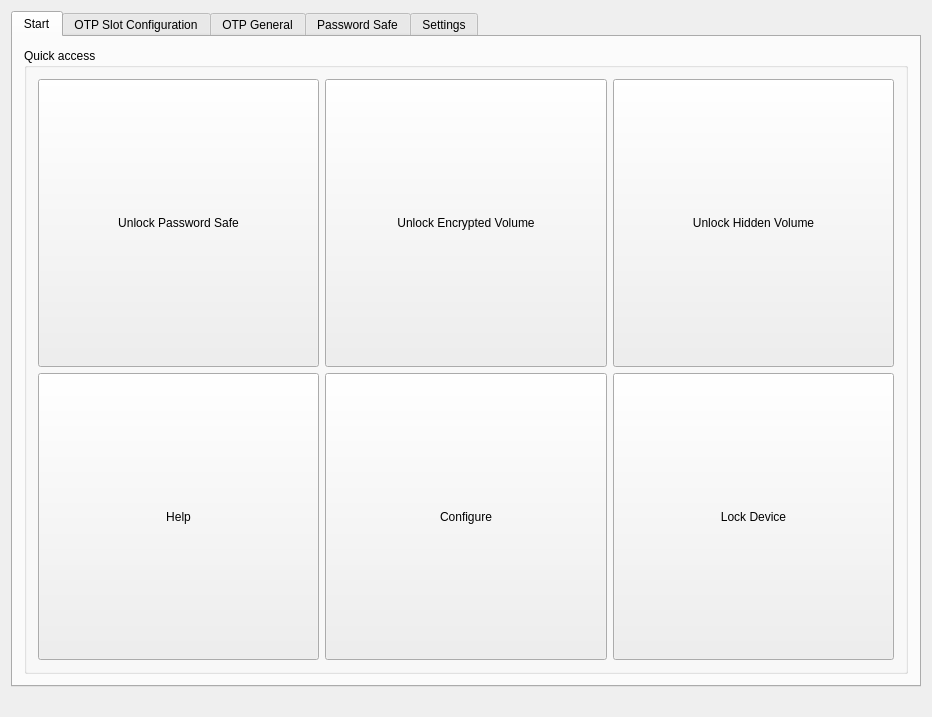
Before: the Qt Designer form src/ui/mainwindow.ui in Nitrokey/nitrokey-app, drawn with Qt 5.
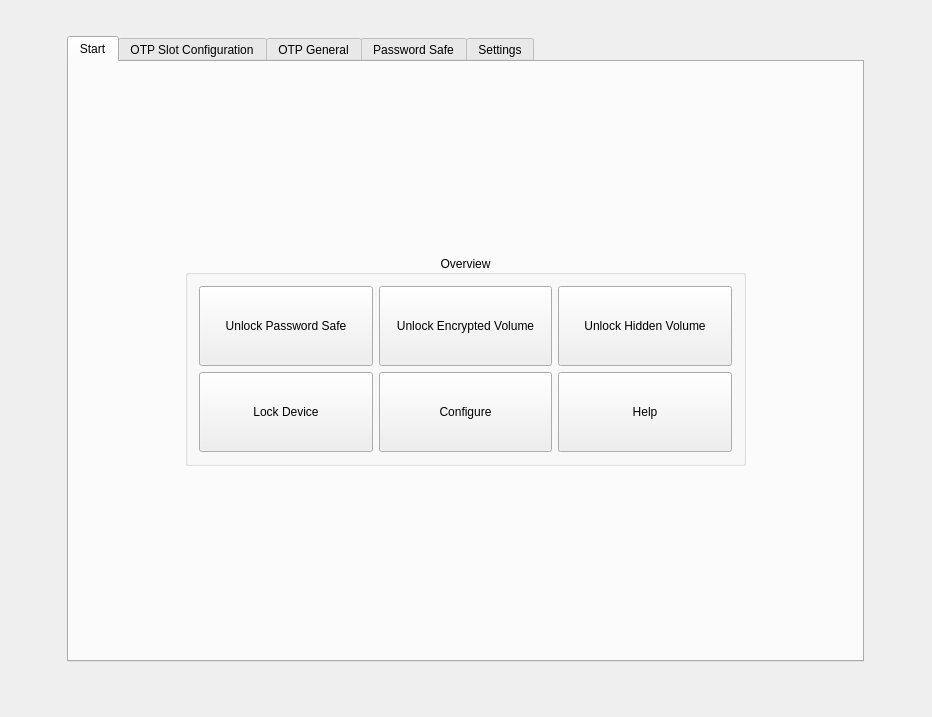
After: the same form once the commit is applied. Icons and pictures are not drawn.

Commit message: Buttons on overview smaller and centered, but not expanding (to fix)

The edit to the form file:
```diff
--- a/src/ui/mainwindow.ui
+++ b/src/ui/mainwindow.ui
@@ -30,8 +30,8 @@
    <set>QMainWindow::AllowTabbedDocks|QMainWindow::AnimatedDocks</set>
   </property>
   <widget class="QWidget" name="centralWidget">
-   <layout class="QHBoxLayout" name="horizontalLayout_3">
-    <item>
+   <layout class="QGridLayout" name="gridLayout_2">
+    <item row="0" column="0" alignment="Qt::AlignHCenter|Qt::AlignVCenter">
      <widget class="QTabWidget" name="tabWidget">
       <property name="sizePolicy">
        <sizepolicy hsizetype="MinimumExpanding" vsizetype="MinimumExpanding">
@@ -64,15 +64,39 @@
        <attribute name="title">
         <string>Start</string>
        </attribute>
-       <layout class="QHBoxLayout" name="horizontalLayout_13">
-        <item>
+       <layout class="QGridLayout" name="gridLayout_6">
+        <item row="0" column="0">
          <widget class="QGroupBox" name="groupBox_3">
+          <property name="sizePolicy">
+           <sizepolicy hsizetype="Fixed" vsizetype="Fixed">
+            <horstretch>0</horstretch>
+            <verstretch>0</verstretch>
+           </sizepolicy>
+          </property>
+          <property name="minimumSize">
+           <size>
+            <width>561</width>
+            <height>211</height>
+           </size>
+          </property>
           <property name="title">
-           <string>Quick access</string>
+           <string>Overview</string>
           </property>
-          <layout class="QGridLayout" name="gridLayout_2">
-           <item row="0" column="2">
-            <widget class="QPushButton" name="btn_dial_HV">
+          <property name="alignment">
+           <set>Qt::AlignCenter</set>
+          </property>
+          <property name="flat">
+           <bool>false</bool>
+          </property>
+          <property name="checkable">
+           <bool>false</bool>
+          </property>
+          <layout class="QGridLayout" name="gridLayout_5">
+           <item row="0" column="0">
+            <widget class="QPushButton" name="btn_dial_PWS">
+             <property name="enabled">
+              <bool>true</bool>
+             </property>
              <property name="sizePolicy">
               <sizepolicy hsizetype="MinimumExpanding" vsizetype="MinimumExpanding">
                <horstretch>0</horstretch>
@@ -80,10 +104,10 @@
               </sizepolicy>
              </property>
              <property name="styleSheet">
-              <string notr="true">#upLeft { background-color: transparent; border-image: url(:/images/new/icon_safe.svg); background: none; border: none; background-repeat: none; }</string>
+              <string notr="true"/>
              </property>
              <property name="text">
-              <string>Unlock Hidden Volume</string>
+              <string>Unlock Password Safe</string>
              </property>
              <property name="icon">
               <iconset resource="../../resources.qrc">
@@ -111,8 +135,28 @@
              </property>
             </widget>
            </item>
+           <item row="0" column="2">
+            <widget class="QPushButton" name="btn_dial_HV">
+             <property name="sizePolicy">
+              <sizepolicy hsizetype="MinimumExpanding" vsizetype="MinimumExpanding">
+               <horstretch>0</horstretch>
+               <verstretch>0</verstretch>
+              </sizepolicy>
+             </property>
+             <property name="styleSheet">
+              <string notr="true">#upLeft { background-color: transparent; border-image: url(:/images/new/icon_safe.svg); background: none; border: none; background-repeat: none; }</string>
+             </property>
+             <property name="text">
+              <string>Unlock Hidden Volume</string>
+             </property>
+             <property name="icon">
+              <iconset resource="../../resources.qrc">
+               <normaloff>:/images/harddrive.png</normaloff>:/images/harddrive.png</iconset>
+             </property>
+            </widget>
+           </item>
            <item row="1" column="0">
-            <widget class="QPushButton" name="btn_dial_help">
+            <widget class="QPushButton" name="btn_dial_lock">
              <property name="sizePolicy">
               <sizepolicy hsizetype="MinimumExpanding" vsizetype="MinimumExpanding">
                <horstretch>0</horstretch>
@@ -123,7 +167,7 @@
               <string notr="true">#upLeft { background-color: transparent; border-image: url(:/images/new/icon_safe.svg); background: none; border: none; background-repeat: none; }</string>
              </property>
              <property name="text">
-              <string>Help</string>
+              <string>Lock Device</string>
              </property>
              <property name="icon">
               <iconset resource="../../resources.qrc">
@@ -152,7 +196,7 @@
             </widget>
            </item>
            <item row="1" column="2">
-            <widget class="QPushButton" name="btn_dial_lock">
+            <widget class="QPushButton" name="btn_dial_help">
              <property name="sizePolicy">
               <sizepolicy hsizetype="MinimumExpanding" vsizetype="MinimumExpanding">
                <horstretch>0</horstretch>
@@ -163,31 +207,11 @@
               <string notr="true">#upLeft { background-color: transparent; border-image: url(:/images/new/icon_safe.svg); background: none; border: none; background-repeat: none; }</string>
              </property>
              <property name="text">
-              <string>Lock Device</string>
+              <string>Help</string>
              </property>
              <property name="icon">
               <iconset resource="../../resources.qrc">
-               <normaloff>:/images/new/icon_Logo_App.svg</normaloff>:/images/new/icon_Logo_App.svg</iconset>
-             </property>
-            </widget>
-           </item>
-           <item row="0" column="0">
-            <widget class="QPushButton" name="btn_dial_PWS">
-             <property name="sizePolicy">
-              <sizepolicy hsizetype="MinimumExpanding" vsizetype="MinimumExpanding">
-               <horstretch>0</horstretch>
-               <verstretch>0</verstretch>
-              </sizepolicy>
-             </property>
-             <property name="styleSheet">
-              <string notr="true"/>
-             </property>
-             <property name="text">
-              <string>Unlock Password Safe</string>
-             </property>
-             <property name="icon">
-              <iconset resource="../../resources.qrc">
-               <normaloff>:/images/safe.png</normaloff>:/images/safe.png</iconset>
+               <normaloff>:/images/about.png</normaloff>:/images/about.png</iconset>
              </property>
             </widget>
            </item>
```
Left out of the diff: 5 changed lines with no effect on the pictures. The commit also changes 1 other file.
